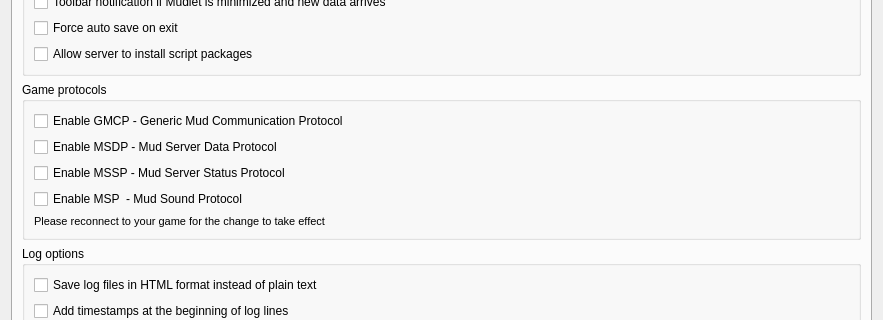
Old version of the form src/ui/profile_preferences.ui in the repository Mudlet/Mudlet; both pictures show x 0 to 883 and y 269 to 589 of the 883 by 808 pixel window.
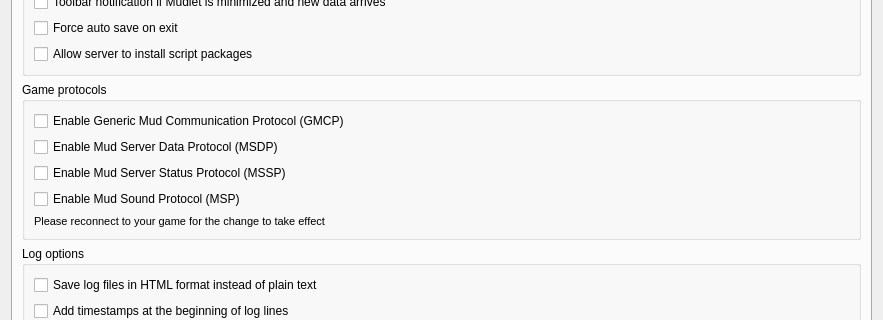
New version of the form. Icons and pictures are not drawn. Custom widgets are drawn as their Qt base class.

Commit message: Updated Protocol Preferences in Settings

```diff
--- a/src/ui/profile_preferences.ui
+++ b/src/ui/profile_preferences.ui
@@ -259,7 +259,7 @@
              <string>&lt;p&gt;Enables GMCP - note that if you have MSDP enabled as well, some servers will prefer one over the other&lt;/p&gt;</string>
             </property>
             <property name="text">
-             <string>Enable GMCP - Generic Mud Communication Protocol</string>
+             <string>Enable Generic Mud Communication Protocol (GMCP)</string>
             </property>
            </widget>
           </item>
@@ -269,7 +269,7 @@
              <string>&lt;p&gt;Enables MSDP - note that if you have GMCP enabled as well, some servers will prefer one over the other&lt;/p&gt;</string>
             </property>
             <property name="text">
-             <string>Enable MSDP - Mud Server Data Protocol</string>
+             <string>Enable Mud Server Data Protocol (MSDP)</string>
             </property>
            </widget>
           </item>
@@ -279,7 +279,7 @@
              <string>&lt;p&gt;Enables MSSP - provides Mud Server Status Protocol information upon connection for supported games&lt;/p&gt;</string>
             </property>
             <property name="text">
-             <string>Enable MSSP - Mud Server Status Protocol</string>
+             <string>Enable Mud Server Status Protocol (MSSP)</string>
             </property>
            </widget>
           </item>
@@ -289,7 +289,7 @@
              <string>&lt;p&gt;Enables MSP - provides Mud Sound Protocol messages during game play for supported games&lt;/p&gt;</string>
             </property>
             <property name="text">
-             <string>Enable MSP  - Mud Sound Protocol</string>
+             <string>Enable Mud Sound Protocol (MSP)</string>
             </property>
            </widget>
           </item>
```
